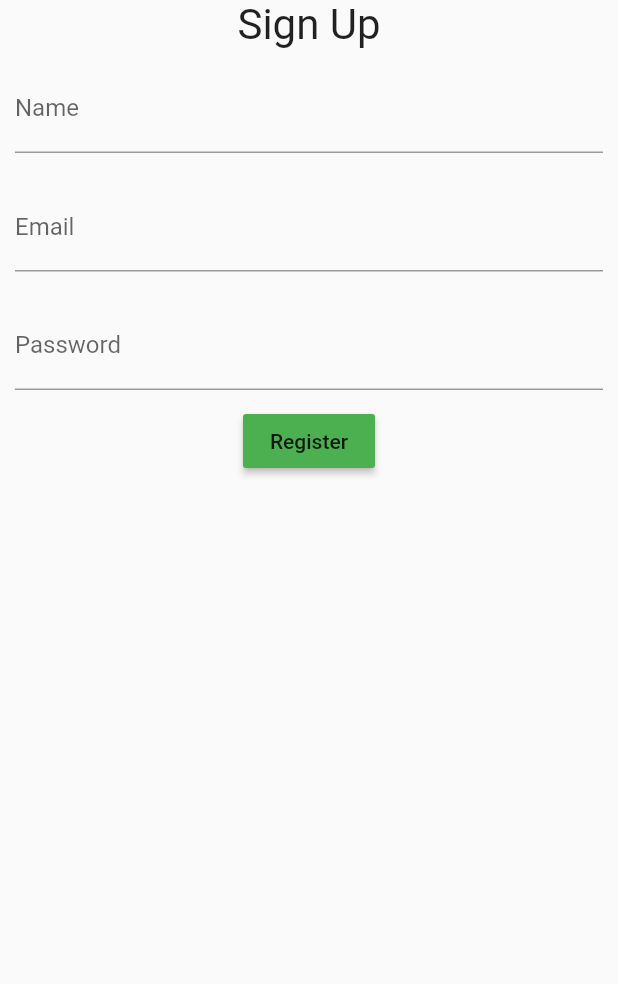
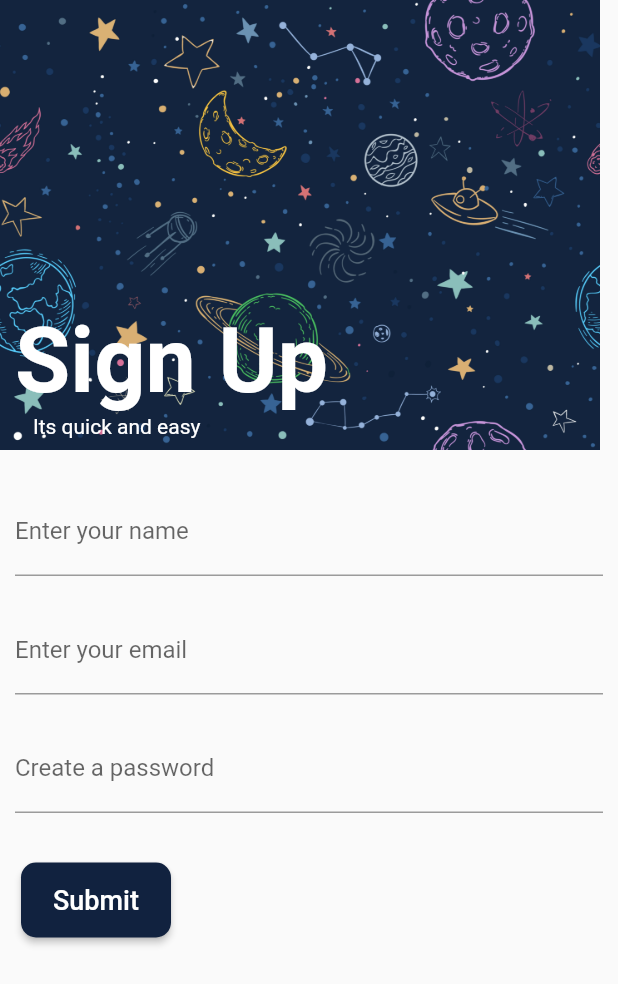
Before and after one commit to adarshraghav/oneLeague, a Flutter app: the RegisterPage screen opened by its route, on a phone screen of 412 x 824 dp. Shown: the top 984 px of the screen. Run offline on Flutter 3.47's test engine with Material 2 defaults, Android fonts, the phone set to English and light mode, and no system bars; our stand-ins replace carousel_slider, datetime_picker_formfield, introduction_screen, sqflite, validators; accounts and stored records are empty.

Commit message:
BU page done

```diff
--- a/Flutter-Sqflite-master/lib/pages/explore/explore.dart
+++ b/Flutter-Sqflite-master/lib/pages/explore/explore.dart
@@ -2,6 +2,8 @@ import 'dart:ui';
 
 import 'package:flutter/material.dart';
 import 'package:flutter_sqlite/pages/Dashboard/home_page.dart';
+
+import 'bennett.dart';
 
 class explore extends StatelessWidget {
   @override
@@ -18,7 +20,7 @@ class explore extends StatelessWidget {
             InkWell(
               onTap: () {
                 Navigator.push(
-                    context, MaterialPageRoute(builder: (context) => Dash()));
+                    context, MaterialPageRoute(builder: (context) => Bu()));
               },
               child: Container(
                 width: 160.0,
--- a/Flutter-Sqflite-master/lib/pages/login/register.dart
+++ b/Flutter-Sqflite-master/lib/pages/login/register.dart
@@ -18,56 +18,110 @@ class _RegisterPageState extends State<RegisterPage> {
   Widget build(BuildContext context) {
     _ctx = context;
     var loginBtn = new RaisedButton(
+      shape: RoundedRectangleBorder(
+        borderRadius: BorderRadius.circular(10.0),
+      ),
       onPressed: _submit,
-      child: new Text("Register"),
-      color: Colors.green,
+      child: new Text("Submit",
+          style: TextStyle(color: Colors.white, fontSize: 18)),
+      color: Color.fromRGBO(17, 34, 63, 1),
     );
 
     var loginForm = new Column(
       crossAxisAlignment: CrossAxisAlignment.center,
       children: <Widget>[
-        new Text(
-          "Sign Up",
-          textScaleFactor: 2.0,
-        ),
         new Form(
           key: formKey,
           child: new Column(
             children: <Widget>[
+              SizedBox(
+                height: 315,
+              ),
               new Padding(
                 padding: const EdgeInsets.all(10.0),
                 child: new TextFormField(
                   onSaved: (val) => _name = val,
-                  decoration: new InputDecoration(labelText: "Name"),
+                  decoration: new InputDecoration(labelText: "Enter your name"),
                 ),
               ),
               new Padding(
                 padding: const EdgeInsets.all(10.0),
                 child: new TextFormField(
                   onSaved: (val) => _username = val,
-                  decoration: new InputDecoration(labelText: "Email"),
+                  decoration:
+                      new InputDecoration(labelText: "Enter your email"),
                 ),
               ),
               new Padding(
                 padding: const EdgeInsets.all(10.0),
                 child: new TextFormField(
                   onSaved: (val) => _password = val,
-                  decoration: new InputDecoration(labelText: "Password"),
+                  decoration:
+                      new InputDecoration(labelText: "Create a password"),
                 ),
               )
             ],
           ),
         ),
-        loginBtn
       ],
     );
 
     return new Scaffold(
       key: scaffoldKey,
-      body: new Container(
-        child: new Center(
-          child: loginForm,
-        ),
+      body: Stack(
+        children: [
+          Positioned(
+            top: -50,
+            left: 0,
+            child: Container(
+              height: 400,
+              width: 400,
+              child: Image.asset(
+                "assets/background.jpg",
+                height: 500,
+                width: 500,
+              ),
+            ),
+          ),
+          Positioned(
+              left: 10,
+              top: 205,
+              child: Text(
+                "Sign Up",
+                style: TextStyle(
+                    fontWeight: FontWeight.bold,
+                    fontSize: 60,
+                    color: Colors.white,
+                    debugLabel: 'whiteCupertino title',
+                    fontFamily: '.SF UI Display'),
+              )),
+          Positioned(
+              left: 22,
+              top: 276,
+              child: Text(
+                "Its quick and easy",
+                style: TextStyle(
+                  color: Colors.white,
+                ),
+              )),
+          Align(
+            alignment: Alignment.bottomLeft,
+            child: loginForm,
+          ),
+          Positioned(
+            top: 565,
+            left: 4,
+            child: new Padding(
+                padding: const EdgeInsets.all(10.0),
+                child: Container(
+                  decoration: BoxDecoration(
+                      borderRadius: BorderRadius.all(Radius.circular(20))),
+                  child: loginBtn,
+                  height: 50,
+                  width: 100,
+                )),
+          ),
+        ],
       ),
     );
   }
--- a/Flutter-Sqflite-master/pubspec.yaml
+++ b/Flutter-Sqflite-master/pubspec.yaml
@@ -60,6 +60,8 @@ flutter:
     - assets/IITM.png
     - assets/mu.jpg
     - assets/up.jpg
+    - assets/bu.jpg
+    - assets/Aplus.png
   # An image asset can refer to one or more resolution-specific "variants", see
   # https://flutter.dev/assets-and-images/#resolution-aware.
 
```
Also changed, not shown: Flutter-Sqflite-master/lib/pages/explore/bennett.dart (added, +166 -0 lines), Flutter-Sqflite-master/assets/Aplus.png (added), Flutter-Sqflite-master/assets/bu.jpg (added), 1 other file.
